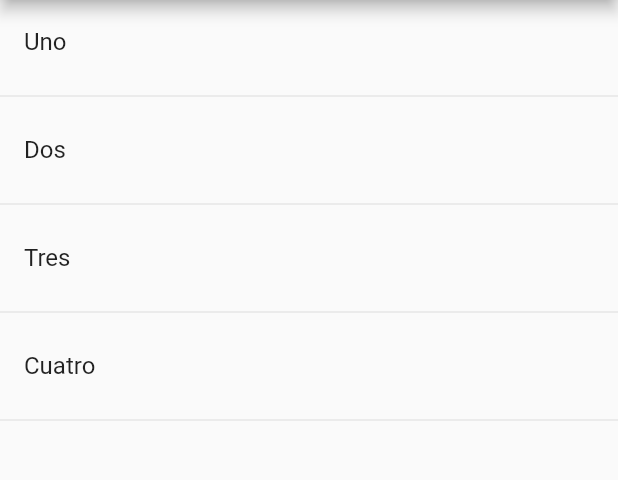
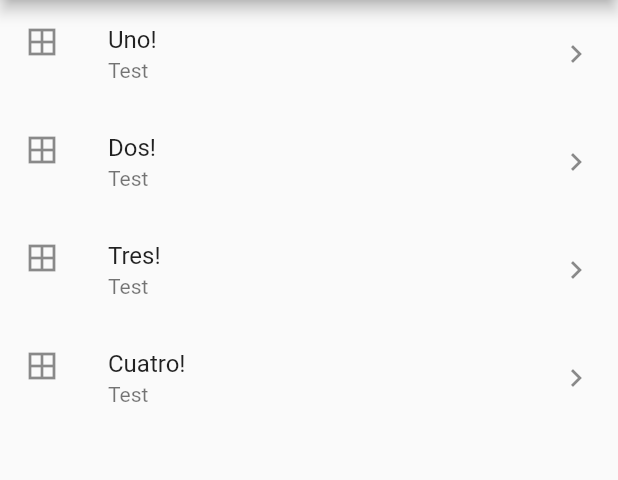
Before and after one commit to alexlondon07/flutter_components, a Flutter app: the screen it shows after launch, on a phone screen of 412 x 824 dp, the part 84-564 px from its top. Run offline on Flutter 3.47's test engine with Material 2 defaults, Android fonts, the phone set to English and light mode, and no system bars.

Commit message:
Crear ListTiles a partir de una lista estática

```diff
--- a/lib/src/pages/home_temp.dart
+++ b/lib/src/pages/home_temp.dart
@@ -11,11 +11,15 @@ class HomePageTemp extends StatelessWidget {
         title: Text('Components temp'),
       ),
       body:  ListView(
-        children: _createItems(),
+        // children: _createItems(),
+        children: _createItemsV2(),
       ),
     );
   }
 
+/**
+ * Metodo para crear una lista
+ */
   List<Widget> _createItems(){
 
     List<Widget> list = new List<Widget>();
@@ -30,4 +34,24 @@ class HomePageTemp extends StatelessWidget {
     }
     return list;
   }
+
+  /**
+   * Metodo para crear lista corta
+   */
+  List<Widget> _createItemsV2(){
+    return options.map((item) {
+      return Column(
+        children: <Widget>[
+          ListTile(
+            title:  Text ( item + '!'),
+            subtitle: Text('Test'),
+            leading: Icon( Icons.border_all),
+            trailing: Icon( Icons.keyboard_arrow_right),
+            onTap: (){},
+          ),
+        ],
+      );
+    }).toList();
+  }
+
 }
```
